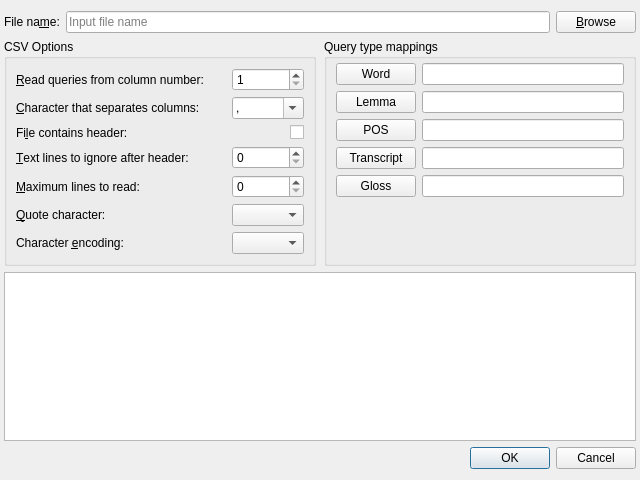
Above: coquery/gui/ui/namedTableOptions.ui from gkunter/coquery before the change. Below: the same form after it.
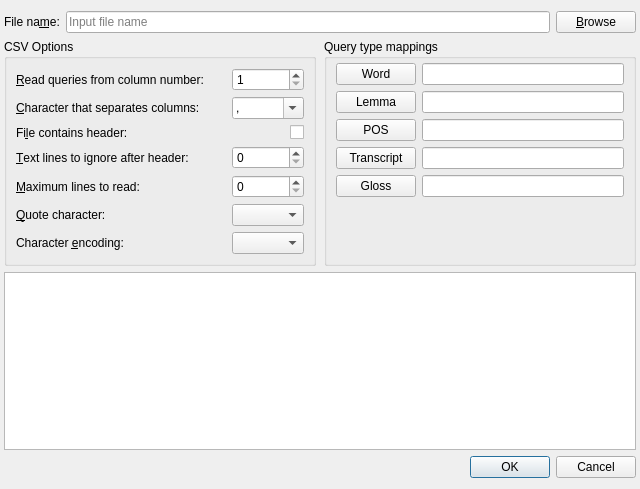
That is the form after the change.

Commit message: Make NamedTableOptions dialog more customizable

The edit to the form file:
```diff
--- a/coquery/gui/ui/namedTableOptions.ui
+++ b/coquery/gui/ui/namedTableOptions.ui
@@ -7,7 +7,7 @@
     <x>0</x>
     <y>0</y>
     <width>640</width>
-    <height>480</height>
+    <height>489</height>
    </rect>
   </property>
   <property name="windowTitle">
```
Left out of the diff: 22 changed lines with no effect on the pictures. The commit also changes 2 other files.
